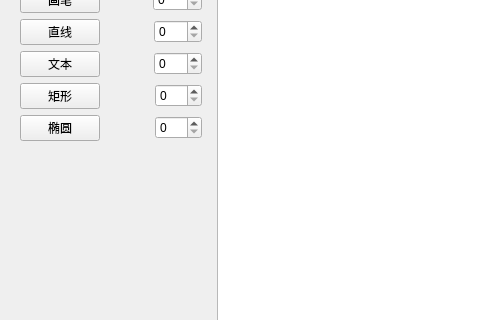
Before: the Qt Designer form BlackboardTestWindow.ui in gimhol/qt_blackboard, drawn with Qt 5; both pictures show x 0 to 480 and y 97 to 417 of the 800 by 800 pixel window.
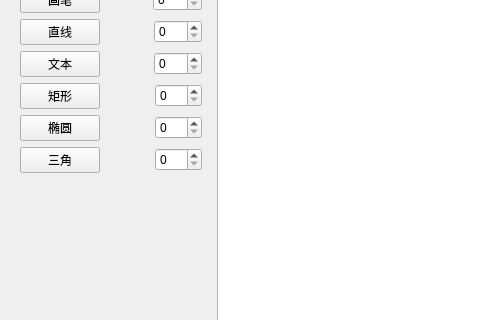
After: the same form once the commit is applied. Custom widgets are drawn as their Qt base class.

Commit message: 三角工具。

```diff
--- a/BlackboardTestWindow.ui
+++ b/BlackboardTestWindow.ui
@@ -306,6 +306,64 @@
         </layout>
        </widget>
       </item>
+      <item>
+       <widget class="QWidget" name="widget_4" native="true">
+        <layout class="QHBoxLayout" name="horizontalLayout_7">
+         <property name="spacing">
+          <number>3</number>
+         </property>
+         <property name="leftMargin">
+          <number>0</number>
+         </property>
+         <property name="topMargin">
+          <number>0</number>
+         </property>
+         <property name="rightMargin">
+          <number>0</number>
+         </property>
+         <property name="bottomMargin">
+          <number>0</number>
+         </property>
+         <item>
+          <widget class="QPushButton" name="triangle">
+           <property name="text">
+            <string>三角</string>
+           </property>
+           <property name="checkable">
+            <bool>true</bool>
+           </property>
+          </widget>
+         </item>
+         <item>
+          <widget class="ColorDisplayer" name="trianglePenColor" native="true">
+           <property name="minimumSize">
+            <size>
+             <width>23</width>
+             <height>23</height>
+            </size>
+           </property>
+          </widget>
+         </item>
+         <item>
+          <widget class="ColorDisplayer" name="triangleBrushColor" native="true">
+           <property name="minimumSize">
+            <size>
+             <width>23</width>
+             <height>23</height>
+            </size>
+           </property>
+          </widget>
+         </item>
+         <item>
+          <widget class="QSpinBox" name="triangleWeight">
+           <property name="maximum">
+            <number>100</number>
+           </property>
+          </widget>
+         </item>
+        </layout>
+       </widget>
+      </item>
       <item>
        <spacer name="verticalSpacer">
         <property name="orientation">
```
The commit also changes 13 other files.
